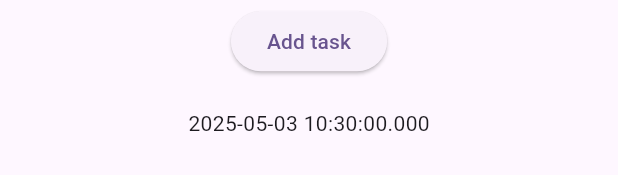
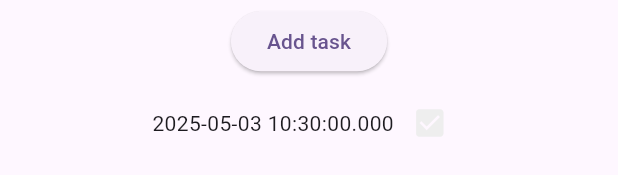
Before and after one commit to annikahassinen/calendar_app, a Flutter app: the AddTaskPopup widget shown alone on an empty page, opened directly, after a tap on "Add", on a phone screen of 412 x 824 dp. Shown: the part 831-1006 px from the top of the screen. Run offline on Flutter 3.47's test engine with Material 3 defaults, Android fonts, the phone set to English and light mode, and no system bars; drawn by our look-alikes of table_calendar; our stand-ins replace get.

Commit message:
Added reward for completing task

```diff
--- a/lib/calendar/calendar.dart
+++ b/lib/calendar/calendar.dart
@@ -1,3 +1,4 @@
+import 'package:calendar_app/calendar/class/task.dart';
 import 'package:calendar_app/calendar/controller/calendar_controller.dart';
 import 'package:calendar_app/calendar/widgets/add_task.dart';
 import 'package:flutter/material.dart';
@@ -38,17 +39,32 @@ class Calendar extends GetView<CalendarController> {
                   child: Text('Add task')),
               Column(
                 children: List.generate(
-                    controller.tasks.length,
-                    (int index) => Column(
-                          children: [
-                            Text(controller.tasks[index].title),
-                            Text(controller.tasks[index].date.toString()),
-                            SizedBox(height: 20)
-                          ],
-                        )),
+                    controller.selectedDayTasks().length,
+                    (int index) =>
+                        _taskListEntity(controller.selectedDayTasks()[index])),
               )
             ],
           );
         }));
   }
+
+  Widget _taskListEntity(Task task) {
+    return Row(
+      mainAxisAlignment: MainAxisAlignment.center,
+      children: [
+        Column(
+          children: [
+            Text(task.title),
+            Text(task.date.toString()),
+            SizedBox(height: 20)
+          ],
+        ),
+        IconButton(
+            onPressed: () => controller.completeTask(task),
+            icon: Icon(Icons.check_box,
+                color:
+                    task.completed == true ? Colors.green : Colors.grey[200]))
+      ],
+    );
+  }
 }
--- /dev/null
+++ b/lib/calendar/class/reward.dart
@@ -0,0 +1,9 @@
+import 'package:flutter/material.dart';
+
+class Reward {
+  String name;
+  String? image;
+  IconData? icon;
+
+  Reward(this.name, {this.image, this.icon});
+}
--- a/lib/calendar/class/task.dart
+++ b/lib/calendar/class/task.dart
@@ -1,6 +1,7 @@
 class Task {
   String title;
   DateTime date;
+  bool? completed;
 
   Task(this.title, this.date);
 }
--- a/lib/calendar/controller/calendar_controller.dart
+++ b/lib/calendar/controller/calendar_controller.dart
@@ -1,10 +1,18 @@
+import 'package:calendar_app/calendar/class/reward.dart';
 import 'package:calendar_app/calendar/class/task.dart';
 import 'package:calendar_app/calendar/widgets/add_task.dart';
+import 'package:calendar_app/calendar/widgets/get_reward.dart';
 import 'package:flutter/material.dart';
 import 'package:get/get.dart';
 
 class CalendarController extends GetxController {
   List<Task> tasks = [];
+  List<Reward> rewards = [
+    Reward('Gift Card', icon: Icons.card_giftcard),
+    Reward('Book', icon: Icons.book),
+    Reward('Pastry', icon: Icons.bakery_dining),
+    Reward('Music', icon: Icons.headphones),
+  ];
   TextEditingController textEditingController = TextEditingController();
   DateTime selectedDate = DateTime.now();
   DateTime focusedDate = DateTime.now();
@@ -22,10 +30,36 @@ class CalendarController extends GetxController {
     update();
   }
 
-  void showPopup() {
+  void showTaskPopup() {
     showDialog(
       context: Get.context!,
       builder: (context) => AddTaskPopup(),
     );
   }
+
+  void showRewardPopup() {
+    showDialog(
+      context: Get.context!,
+      builder: (context) => GetRewardPopup(),
+    );
+  }
+
+  List<Task> selectedDayTasks() {
+    List<Task> selectedTasks =
+        tasks.where((task) => task.date == selectedDate).toList();
+    return selectedTasks;
+  }
+
+  void completeTask(Task task) {
+    //if (task.completed == true) return;
+    task.completed = true;
+    showRewardPopup();
+    update();
+  }
+
+  Reward randomReward() {
+    List<Reward> randomRewards = rewards;
+    randomRewards.shuffle();
+    return randomRewards.first;
+  }
 }
--- a/lib/calendar/widgets/add_task.dart
+++ b/lib/calendar/widgets/add_task.dart
@@ -9,9 +9,11 @@ class AddTaskPopup extends GetView<CalendarController> {
   Widget build(BuildContext context) {
     return Padding(
       padding: const EdgeInsets.all(20.0),
-      child: Material(
+      child: Dialog(
         child: GetBuilder<CalendarController>(builder: (controller) {
-          return Container(
+          return Padding(
+            padding: const EdgeInsets.all(8.0),
+            child: Container(
                 decoration:
                     BoxDecoration(borderRadius: BorderRadius.circular(20)),
                 child: SingleChildScrollView(
@@ -20,7 +22,6 @@ class AddTaskPopup extends GetView<CalendarController> {
                     children: [
                       Text('Add task'),
                       SizedBox(
-                      width: 100,
                         child: TextFormField(
                           onTapOutside: (PointerDownEvent event) {
                             FocusManager.instance.primaryFocus?.unfocus();
@@ -36,7 +37,8 @@ class AddTaskPopup extends GetView<CalendarController> {
                           child: Text('Add'))
                     ],
                   ),
-              ));
+                )),
+          );
         }),
       ),
     );
```
Also changed, not shown: lib/calendar/widgets/get_reward.dart (added, +52 -0 lines). Lines whose indentation alone changed are shown as unchanged.
